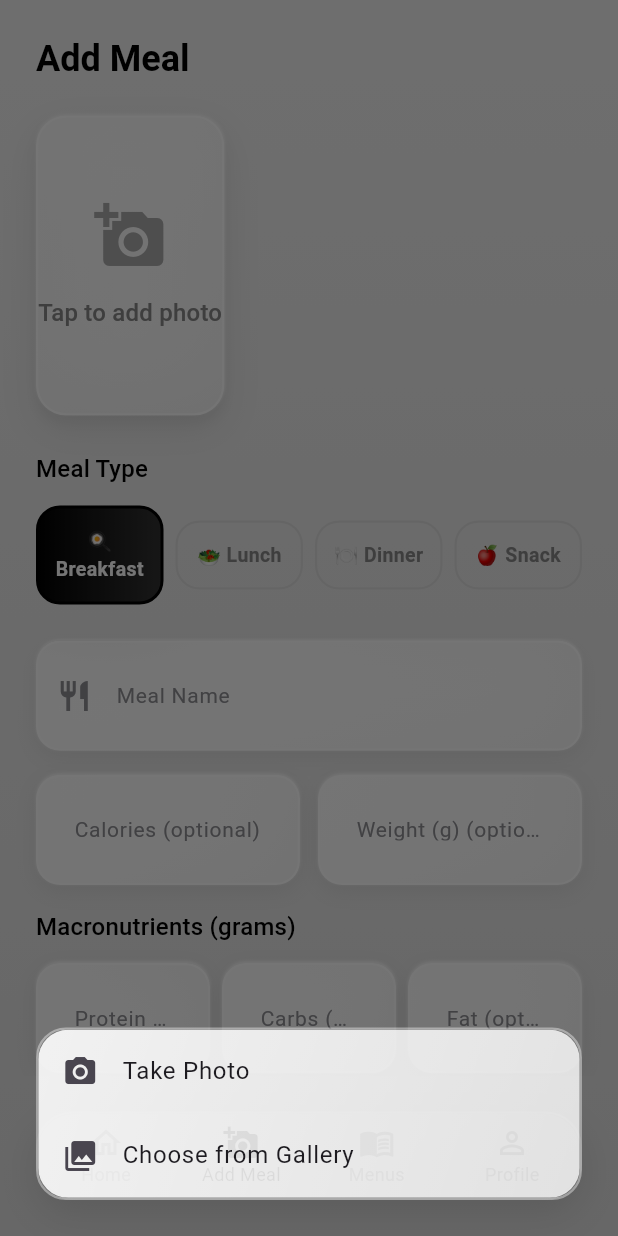
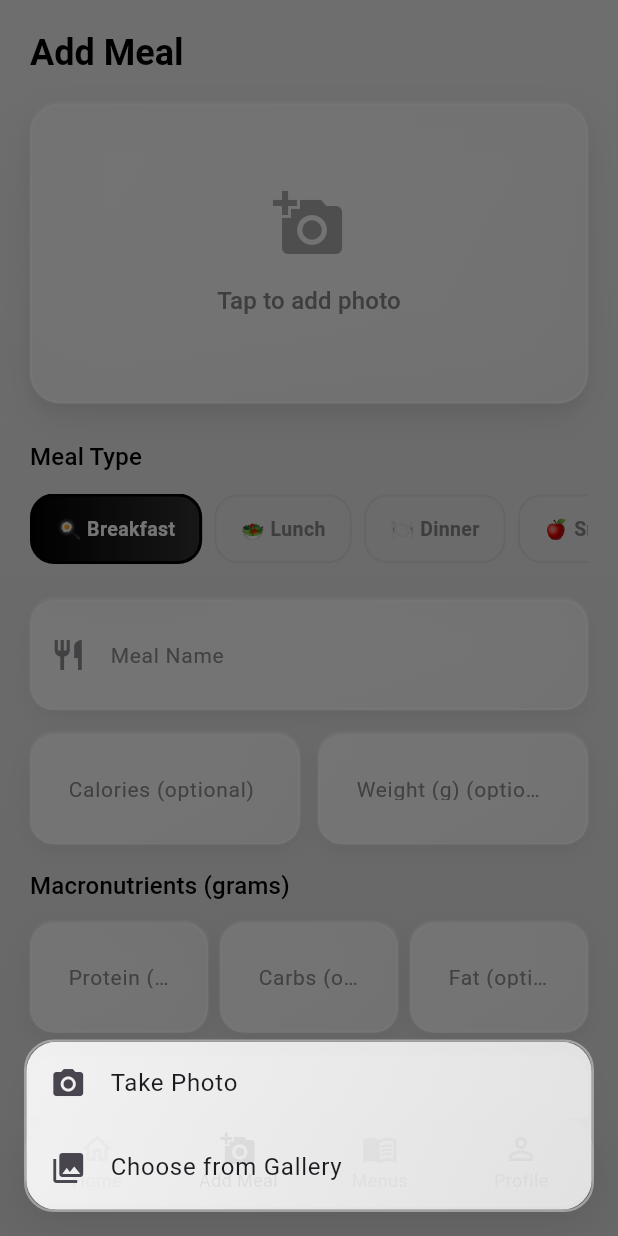
Before and after one commit to VladTepesDev/VU3, a Flutter app: the MainNavigation screen opened directly, item 2 of the bottom bar chosen, after a tap on "Tap to add photo", on a phone screen of 412 x 824 dp. Run offline on Flutter 3.47's test engine with Material 3 defaults, Android fonts, the phone set to English and light mode, and no system bars; our stand-ins replace flutter_local_notifications, image_picker, shared_preferences, timezone; accounts and stored records are empty.

Commit message:
layout improvements

```diff
--- a/lib/screens/add_meal_screen.dart
+++ b/lib/screens/add_meal_screen.dart
@@ -92,7 +92,7 @@ class _AddMealScreenState extends State<AddMealScreen> {
             // App Bar
             SliverToBoxAdapter(
               child: Padding(
-                padding: const EdgeInsets.all(24.0),
+                padding: const EdgeInsets.all(20.0),
                 child: Text(
                   'Add Meal',
                   style: Theme.of(context).textTheme.displaySmall,
@@ -103,7 +103,7 @@ class _AddMealScreenState extends State<AddMealScreen> {
             // Form
             SliverToBoxAdapter(
               child: Padding(
-                padding: const EdgeInsets.symmetric(horizontal: 24.0),
+                padding: const EdgeInsets.symmetric(horizontal: 20.0),
                 child: Form(
                   key: _formKey,
                   child: Column(
@@ -113,6 +113,7 @@ class _AddMealScreenState extends State<AddMealScreen> {
                       GestureDetector(
                         onTap: () => _showImageSourceDialog(),
                         child: GlassContainer(
+                          width: double.infinity,
                           height: 200,
                           child: _imageFile != null
                               ? ClipRRect(
@@ -151,7 +152,9 @@ class _AddMealScreenState extends State<AddMealScreen> {
                         style: Theme.of(context).textTheme.titleMedium,
                       ),
                       const SizedBox(height: 12),
-                      Row(
+                      SingleChildScrollView(
+                        scrollDirection: Axis.horizontal,
+                        child: Row(
                           children: [
                             _buildMealTypeChip('breakfast', '🍳 Breakfast'),
                             const SizedBox(width: 8),
@@ -161,6 +164,7 @@ class _AddMealScreenState extends State<AddMealScreen> {
                             const SizedBox(width: 8),
                             _buildMealTypeChip('snack', '🍎 Snack'),
                           ],
+                        ),
                       ),
 
                       const SizedBox(height: 24),
@@ -269,7 +273,7 @@ class _AddMealScreenState extends State<AddMealScreen> {
                         ),
                       ),
 
-                      const SizedBox(height: 100), // Bottom padding for nav bar
+                      const SizedBox(height: 24), // Bottom padding for nav bar
                     ],
                   ),
                 ),
@@ -284,11 +288,10 @@ class _AddMealScreenState extends State<AddMealScreen> {
   Widget _buildMealTypeChip(String type, String label) {
     final isSelected = _selectedMealType == type;
 
-    return Expanded(
-      child: GestureDetector(
+    return GestureDetector(
       onTap: () => setState(() => _selectedMealType = type),
       child: Container(
-          padding: const EdgeInsets.symmetric(vertical: 12, horizontal: 4),
+        padding: const EdgeInsets.symmetric(vertical: 12, horizontal: 16),
         decoration: BoxDecoration(
           gradient: isSelected
               ? LinearGradient(
@@ -307,7 +310,6 @@ class _AddMealScreenState extends State<AddMealScreen> {
           ),
           borderRadius: BorderRadius.circular(16),
         ),
-          child: Center(
         child: Text(
           label,
           style: TextStyle(
@@ -318,8 +320,6 @@ class _AddMealScreenState extends State<AddMealScreen> {
           textAlign: TextAlign.center,
         ),
       ),
-        ),
-      ),
     );
   }
 
@@ -328,7 +328,7 @@ class _AddMealScreenState extends State<AddMealScreen> {
       context: context,
       backgroundColor: Colors.transparent,
       builder: (context) => Container(
-        margin: const EdgeInsets.all(24),
+        margin: const EdgeInsets.only(left: 16, right: 16, bottom: 16),
         decoration: BoxDecoration(
           borderRadius: BorderRadius.circular(20),
           border: Border.all(
--- a/lib/screens/home_screen.dart
+++ b/lib/screens/home_screen.dart
@@ -40,7 +40,7 @@ class _HomeScreenState extends State<HomeScreen> {
             // App Bar
             SliverToBoxAdapter(
               child: Padding(
-                padding: const EdgeInsets.all(24.0),
+                padding: const EdgeInsets.all(20.0),
                 child: Column(
                   crossAxisAlignment: CrossAxisAlignment.start,
                   children: [
@@ -59,12 +59,10 @@ class _HomeScreenState extends State<HomeScreen> {
             ),
 
             // Today's Summary
-            SliverToBoxAdapter(
-              child: Padding(
-                padding: const EdgeInsets.symmetric(horizontal: 24.0),
-                child: Column(
-                  crossAxisAlignment: CrossAxisAlignment.start,
-                  children: [
+            SliverPadding(
+              padding: const EdgeInsets.symmetric(horizontal: 20.0),
+              sliver: SliverList(
+                delegate: SliverChildListDelegate([
                   const SizedBox(height: 16),
                   _buildTodaysSummary(context),
                   const SizedBox(height: 24),
@@ -75,9 +73,8 @@ class _HomeScreenState extends State<HomeScreen> {
                   _buildQuickActions(context),
                   const SizedBox(height: 24),
                   _buildTodaysMeals(context),
-                    const SizedBox(height: 100), // Bottom padding for nav bar
-                  ],
-                ),
+                  const SizedBox(height: 24), // Bottom padding for nav bar
+                ]),
               ),
             ),
           ],
--- a/lib/screens/main_navigation.dart
+++ b/lib/screens/main_navigation.dart
@@ -32,7 +32,7 @@ class _MainNavigationState extends State<MainNavigation> {
         children: _screens,
       ),
       bottomNavigationBar: Container(
-        margin: const EdgeInsets.all(24),
+        margin: const EdgeInsets.only(left: 16, right: 16, bottom: 20),
         decoration: BoxDecoration(
           borderRadius: BorderRadius.circular(24),
           boxShadow: [
--- a/lib/screens/menus_screen.dart
+++ b/lib/screens/menus_screen.dart
@@ -21,7 +21,7 @@ class MenusScreen extends StatelessWidget {
             // App Bar
             SliverToBoxAdapter(
               child: Padding(
-                padding: const EdgeInsets.all(24.0),
+                padding: const EdgeInsets.all(20.0),
                 child: Column(
                   crossAxisAlignment: CrossAxisAlignment.start,
                   children: [
@@ -47,7 +47,7 @@ class MenusScreen extends StatelessWidget {
 
                   if (activeMenu != null) {
                     return Padding(
-                      padding: const EdgeInsets.symmetric(horizontal: 24.0),
+                      padding: const EdgeInsets.symmetric(horizontal: 20.0),
                       child: Column(
                         crossAxisAlignment: CrossAxisAlignment.start,
                         children: [
@@ -71,7 +71,7 @@ class MenusScreen extends StatelessWidget {
             // Predefined Menus
             SliverToBoxAdapter(
               child: Padding(
-                padding: const EdgeInsets.symmetric(horizontal: 24.0),
+                padding: const EdgeInsets.symmetric(horizontal: 20.0),
                 child: Column(
                   crossAxisAlignment: CrossAxisAlignment.start,
                   children: [
@@ -90,7 +90,7 @@ class MenusScreen extends StatelessWidget {
                 final predefinedMenus = menuProvider.predefinedMenus;
 
                 return SliverPadding(
-                  padding: const EdgeInsets.symmetric(horizontal: 24.0),
+                  padding: const EdgeInsets.symmetric(horizontal: 20.0),
                   sliver: SliverList(
                     delegate: SliverChildBuilderDelegate(
                       (context, index) {
@@ -110,7 +110,7 @@ class MenusScreen extends StatelessWidget {
             // Custom Menus
             SliverToBoxAdapter(
               child: Padding(
-                padding: const EdgeInsets.symmetric(horizontal: 24.0),
+                padding: const EdgeInsets.symmetric(horizontal: 20.0),
                 child: Column(
                   crossAxisAlignment: CrossAxisAlignment.start,
                   children: [
@@ -162,7 +162,7 @@ class MenusScreen extends StatelessWidget {
                 if (customMenus.isEmpty) {
                   return SliverToBoxAdapter(
                     child: Padding(
-                      padding: const EdgeInsets.symmetric(horizontal: 24.0),
+                      padding: const EdgeInsets.symmetric(horizontal: 20.0),
                       child: GlassContainer(
                         padding: const EdgeInsets.all(24),
                         child: Column(
@@ -192,7 +192,7 @@ class MenusScreen extends StatelessWidget {
                 }
 
                 return SliverPadding(
-                  padding: const EdgeInsets.symmetric(horizontal: 24.0),
+                  padding: const EdgeInsets.symmetric(horizontal: 20.0),
                   sliver: SliverList(
                     delegate: SliverChildBuilderDelegate(
                       (context, index) {
@@ -210,7 +210,7 @@ class MenusScreen extends StatelessWidget {
             ),
 
             const SliverToBoxAdapter(
-              child: SizedBox(height: 100), // Bottom padding for nav bar
+              child: SizedBox(height: 24), // Bottom padding for nav bar
             ),
           ],
         ),
--- a/lib/screens/profile_screen.dart
+++ b/lib/screens/profile_screen.dart
@@ -21,7 +21,7 @@ class ProfileScreen extends StatelessWidget {
             // App Bar
             SliverToBoxAdapter(
               child: Padding(
-                padding: const EdgeInsets.all(24.0),
+                padding: const EdgeInsets.all(20.0),
                 child: Text(
                   'Profile',
                   style: Theme.of(context).textTheme.displaySmall,
@@ -32,7 +32,7 @@ class ProfileScreen extends StatelessWidget {
             // User Info Card
             SliverToBoxAdapter(
               child: Padding(
-                padding: const EdgeInsets.symmetric(horizontal: 24.0),
+                padding: const EdgeInsets.symmetric(horizontal: 20.0),
                 child: Consumer<UserProvider>(
                   builder: (context, userProvider, child) {
                     final user = userProvider.userProfile;
@@ -133,7 +133,7 @@ class ProfileScreen extends StatelessWidget {
             // Daily Targets
             SliverToBoxAdapter(
               child: Padding(
-                padding: const EdgeInsets.all(24.0),
+                padding: const EdgeInsets.all(20.0),
                 child: Consumer<UserProvider>(
                   builder: (context, userProvider, child) {
                     final user = userProvider.userProfile;
@@ -184,7 +184,7 @@ class ProfileScreen extends StatelessWidget {
             // Weight Progress
             SliverToBoxAdapter(
               child: Padding(
-                padding: const EdgeInsets.symmetric(horizontal: 24.0),
+                padding: const EdgeInsets.symmetric(horizontal: 20.0),
               child: Consumer<UserProvider>(
                 builder: (context, userProvider, _) {
                   final progress = userProvider.getWeightProgress();                    return Column(
@@ -233,7 +233,7 @@ class ProfileScreen extends StatelessWidget {
             // Statistics
             SliverToBoxAdapter(
               child: Padding(
-                padding: const EdgeInsets.all(24.0),
+                padding: const EdgeInsets.all(20.0),
               child: Consumer<MealProvider>(
                 builder: (context, mealProvider, _) {
                   final avgCalories = mealProvider.getWeeklyAverageCalories();
@@ -298,7 +298,7 @@ class ProfileScreen extends StatelessWidget {
             // Settings
             SliverToBoxAdapter(
               child: Padding(
-                padding: const EdgeInsets.symmetric(horizontal: 24.0),
+                padding: const EdgeInsets.symmetric(horizontal: 20.0),
                 child: Column(
                   crossAxisAlignment: CrossAxisAlignment.start,
                   children: [
@@ -326,7 +326,7 @@ class ProfileScreen extends StatelessWidget {
             ),
 
             const SliverToBoxAdapter(
-              child: SizedBox(height: 100), // Bottom padding for nav bar
+              child: SizedBox(height: 24), // Bottom padding for nav bar
             ),
           ],
         ),
@@ -479,7 +479,7 @@ class ProfileScreen extends StatelessWidget {
       backgroundColor: Colors.transparent,
       builder: (context) => Container(
         height: MediaQuery.of(context).size.height * 0.7,
-        margin: const EdgeInsets.all(24),
+        margin: const EdgeInsets.only(left: 16, right: 16, bottom: 16),
         decoration: BoxDecoration(
           borderRadius: BorderRadius.circular(20),
           border: Border.all(
```
Lines whose indentation alone changed are shown as unchanged.
